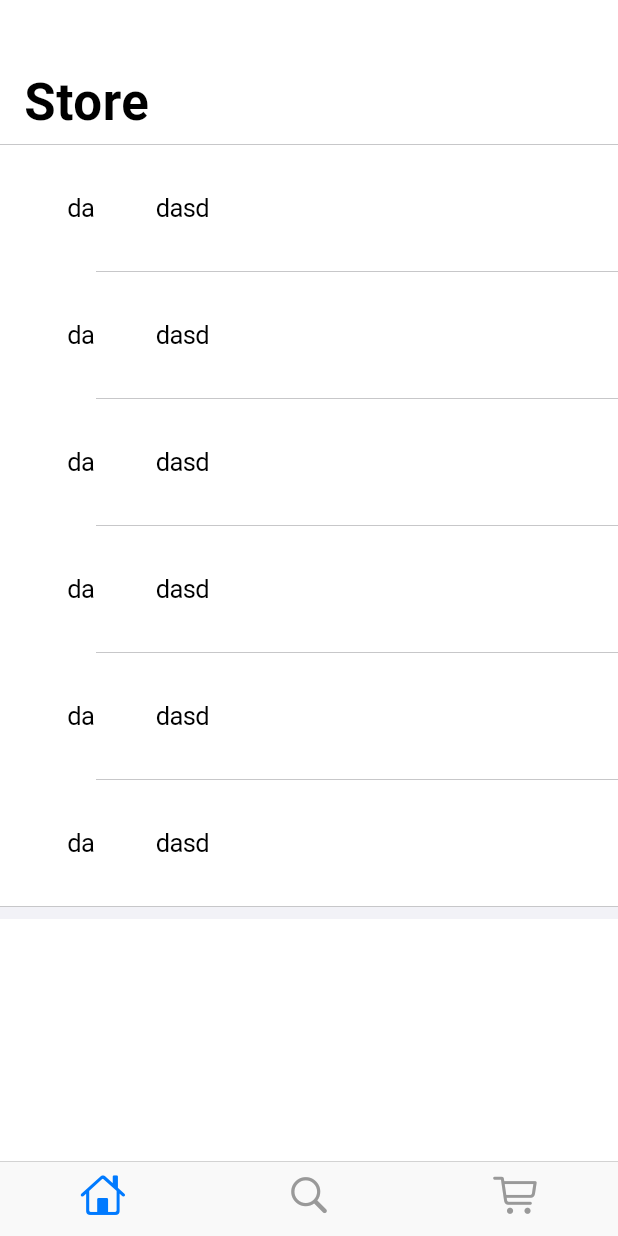
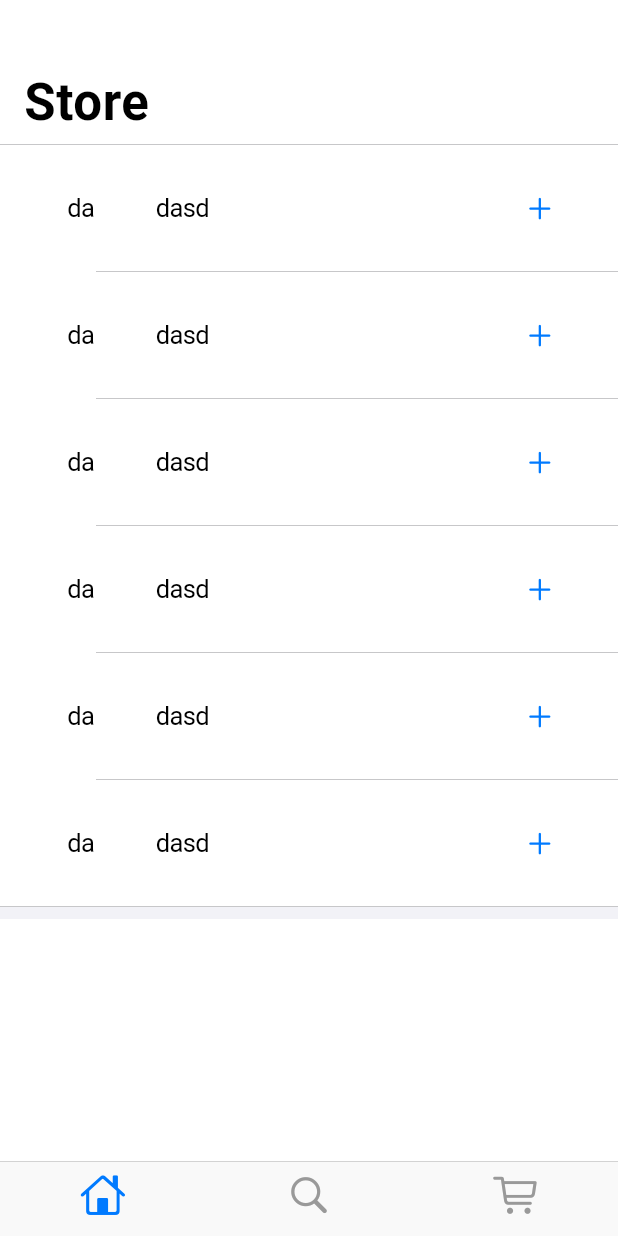
Before and after one commit to duck-positive/flutter_study, a Flutter app: the screen it shows after launch, on a phone screen of 412 x 824 dp. Run offline on Flutter 3.47's test engine with Material 2 defaults, Android fonts, the phone set to English and light mode, and no system bars.

Commit message:
Add Button at list, onPressed function

```diff
--- a/lib/main.dart
+++ b/lib/main.dart
@@ -2,7 +2,7 @@ import 'package:flutter/cupertino.dart';
 import 'package:flutter/material.dart';
 import 'package:flutter/services.dart';
 import 'package:provider/provider.dart';
-import 'package:untitled2/product_row_item.dart';
+import 'package:untitled2/model/product_row_item.dart';
 
 
 import 'model/app_state_model.dart';
@@ -24,8 +24,13 @@ class App extends StatelessWidget {
   @override
   Widget build(BuildContext context) {
     SystemChrome.setPreferredOrientations([DeviceOrientation.portraitUp, DeviceOrientation.portraitDown]);
-
-    return const CupertinoApp(
+    //android appbar transparent
+    SystemChrome.setSystemUIOverlayStyle(
+        SystemUiOverlayStyle(
+            statusBarColor: Colors.transparent
+        )
+    );
+    return CupertinoApp(
       theme: CupertinoThemeData(brightness: Brightness.light),
       home: HomePage(),
     );
--- a/lib/model/product_repository.dart
+++ b/lib/model/product_repository.dart
@@ -10,30 +10,31 @@ class ProductRepository {
         price: 100),
     Product(
         category: Category.Cafe,
-        id: 0,
+        id: 1,
         isFeatured: true,
         productName: "productName",
         price: 100),
     Product(
         category: Category.Cafe,
-        id: 0,
+        id: 2,
         isFeatured: true,
         productName: "productName",
         price: 100),
     Product(
         category: Category.Cafe,
-        id: 0,
+        id: 3,
         isFeatured: true,
         productName: "productName",
         price: 100),
     Product(
         category: Category.Cafe,
-        id: 0,
+        id: 4,
         isFeatured: true,
         productName: "productName",
-        price: 100),Product(
+        price: 100),
+    Product(
         category: Category.Cafe,
-        id: 0,
+        id: 5,
         isFeatured: true,
         productName: "productName",
         price: 100),
--- a/lib/product_row_item.dart
+++ b/lib/model/product_row_item.dart
@@ -1,6 +1,8 @@
 import 'package:flutter/cupertino.dart';
+import 'package:provider/provider.dart';
+import 'package:untitled2/model/app_state_model.dart';
 
-import 'model/product.dart';
+import 'product.dart';
 
 class ProductRowItem extends StatelessWidget {
   const ProductRowItem({
@@ -27,8 +29,17 @@ class ProductRowItem extends StatelessWidget {
           ),
           leadingSize: 68,
           title: Text("dasd"),
-
-        )
+          trailing: CupertinoButton(
+            onPressed: () {
+              final model = Provider.of<AppStateModel>(context, listen: false);
+              model.addProductToCart(product.id);
+            },
+            child: const Icon(
+              CupertinoIcons.add,
+              semanticLabel: "add_cart",
+            ),
+          ),
+        ),
     );
   }
 }
```
Also changed, not shown: 1 other file.
